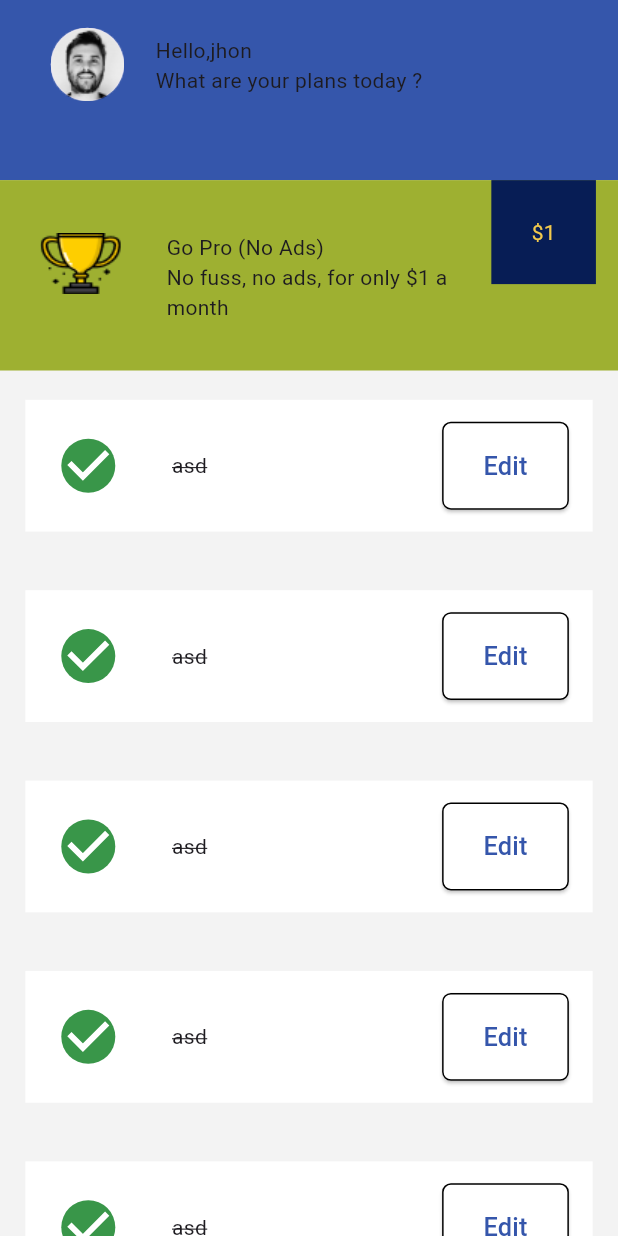
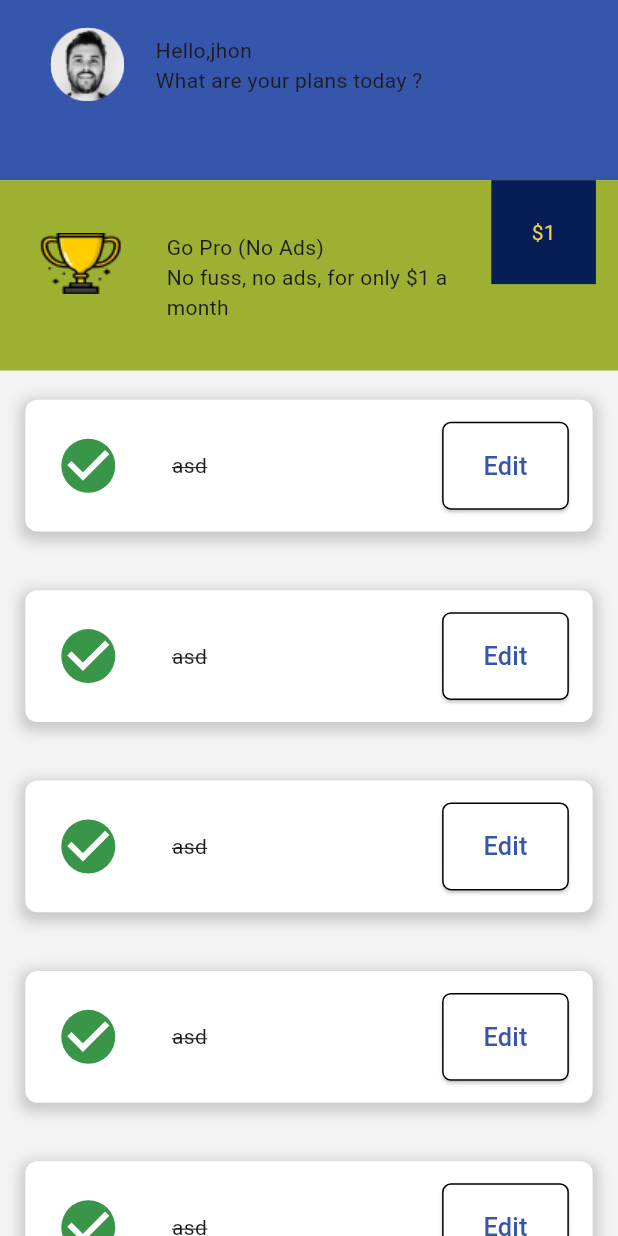
Before and after one commit to HenokMekuanint/shortPoint_assessment, a Flutter app: the screen it shows after launch, on a phone screen of 412 x 824 dp. Run offline on Flutter 3.47's test engine with Material 2 defaults, Android fonts, the light colour scheme and no system bars; our stand-ins replace flutter_screenutil.

Commit message:
card added

```diff
--- a/short_point/lib/feature/todo/presentation/widgets/task_widget.dart
+++ b/short_point/lib/feature/todo/presentation/widgets/task_widget.dart
@@ -23,7 +23,18 @@ class _TaskWidgetState extends State<TaskWidget> {
     return Container(
       margin: EdgeInsets.symmetric(horizontal: 16.w,vertical: 20.h),
       padding: EdgeInsets.only(right: 15.w),
-      color: Colors.white,
+      decoration: BoxDecoration(
+    color: Colors.white,
+    borderRadius: BorderRadius.circular(8.0),
+    boxShadow: [
+      BoxShadow(
+        color: Colors.grey.withOpacity(0.5),
+        spreadRadius: 3,
+        blurRadius: 7,
+        offset: Offset(0, 3), // changes position of shadow
+      ),
+    ],
+  ),
       height: 90.h,
       child: Row(
         crossAxisAlignment: CrossAxisAlignment.center,
```
